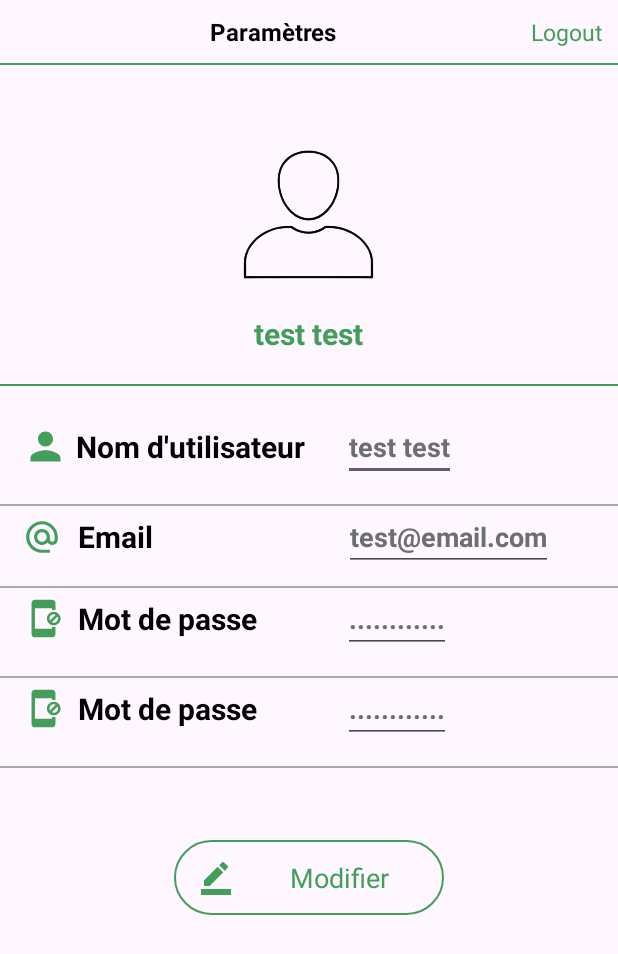
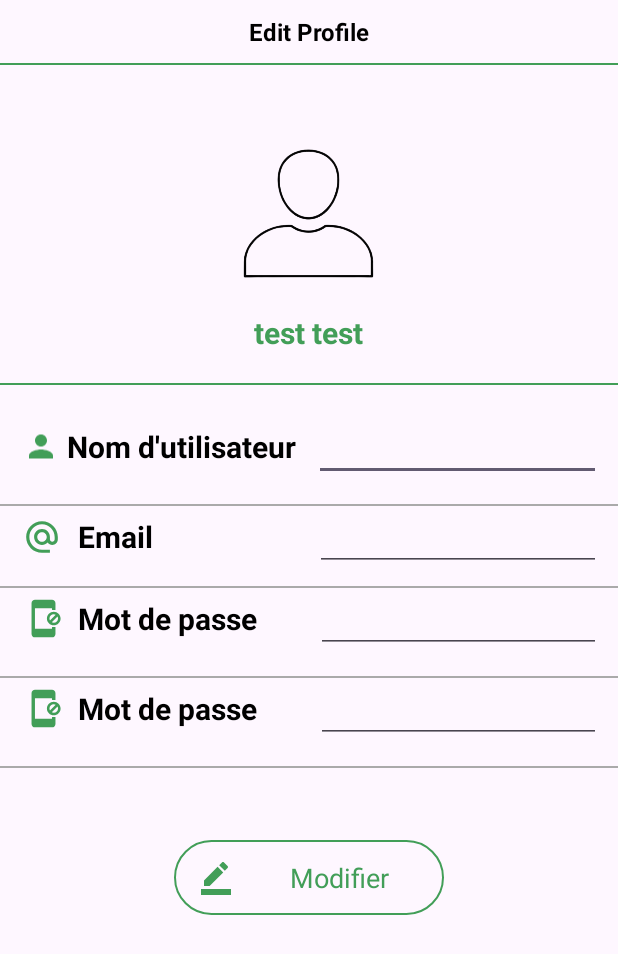
Before and after one commit to MehdiBelmahboubi/Recettes-Mobile, an Android app: the fragment EditProfilFragement shown on its own in the app's theme, on a phone screen of 412 x 824 dp. Shown: the top 954 px of the screen. Run offline under Robolectric (Android 15) with nearby library versions, the phone set to English and light mode, and no system bars.

Commit message:
Add User Recettes Interface

```diff
--- a/app/src/main/java/com/example/recettes_mobile/EditProfilFragement.java
+++ b/app/src/main/java/com/example/recettes_mobile/EditProfilFragement.java
@@ -1,18 +1,24 @@
 package com.example.recettes_mobile;
 
+import static com.example.recettes_mobile.MyDatabaseHelper.User_NAME;
+
+import android.database.Cursor;
 import android.os.Bundle;
 
+import androidx.annotation.NonNull;
+import androidx.annotation.Nullable;
 import androidx.fragment.app.Fragment;
 
 import android.view.LayoutInflater;
 import android.view.View;
 import android.view.ViewGroup;
+import android.widget.EditText;
+import android.widget.TextView;
 
 public class EditProfilFragement extends Fragment {
-    @Override
-    public void onCreate(Bundle savedInstanceState) {
-        super.onCreate(savedInstanceState);
-    }
+    TextView usernameText,modifierButton;
+    EditText usernameEditText,emailEditText,passwordEditText,repasswordEditText;
+    int connectedUserId = -1;
 
     @Override
     public View onCreateView(LayoutInflater inflater, ViewGroup container,
@@ -20,4 +26,49 @@ public class EditProfilFragement extends Fragment {
         // Inflate the layout for this fragment
         return inflater.inflate(R.layout.fragment_edit_profil_fragement, container, false);
     }
+
+    @Override
+    public void onViewCreated(@NonNull View view, @Nullable Bundle savedInstanceState) {
+        super.onViewCreated(view, savedInstanceState);
+
+        usernameText = view.findViewById(R.id.usernameText);
+        usernameEditText = view.findViewById(R.id.usernameEditText);
+        emailEditText = view.findViewById(R.id.emailEditText);
+        passwordEditText = view.findViewById(R.id.passwordEditText);
+        repasswordEditText = view.findViewById(R.id.repasswordEditText);
+        modifierButton = view.findViewById(R.id.modifierButton);
+
+
+        if (getArguments() != null) {
+            connectedUserId = getArguments().getInt("userId", -1);
+        }
+
+        if (connectedUserId > 0) {
+            setUserName(connectedUserId);
+        }
+
+        modifierButton.setOnClickListener(new View.OnClickListener() {
+            @Override
+            public void onClick(View v) {
+                MyDatabaseHelper myDB = new MyDatabaseHelper(v.getContext());
+                myDB.UpdateUser(connectedUserId,
+                        usernameEditText.getText().toString().trim(),
+                        emailEditText.getText().toString().trim(),
+                        passwordEditText.getText().toString().trim(),
+                        repasswordEditText.getText().toString().trim());
+                setUserName(connectedUserId);
+            }
+        });
+    }
+    private void setUserName(int id)
+    {
+        MyDatabaseHelper myDB1 = new MyDatabaseHelper(requireContext());
+        Cursor cursor = myDB1.getUserById(id);
+        int user_name = cursor.getColumnIndex(User_NAME);
+        if (cursor != null && cursor.moveToFirst() && user_name > 0) {
+            String name = cursor.getString(user_name);
+            usernameText.setText(name);
+            cursor.close();
+        }
+    }
 }
--- /dev/null
+++ b/app/src/main/res/drawable/baseline_add.xml
@@ -0,0 +1,5 @@
+<vector xmlns:android="http://schemas.android.com/apk/res/android" android:height="24dp" android:tint="#FFFFFF" android:viewportHeight="24" android:viewportWidth="24" android:width="24dp">
+
+    <path android:fillColor="@android:color/white" android:pathData="M19,13h-6v6h-2v-6H5v-2h6V5h2v6h6v2z"/>
+
+</vector>
--- a/app/src/main/res/layout/activity_main.xml
+++ b/app/src/main/res/layout/activity_main.xml
@@ -34,7 +34,6 @@
             app:labelVisibilityMode="labeled"
             android:background="@android:color/transparent"
             app:menu="@menu/bottom_nav_menu">
-
         </com.google.android.material.bottomnavigation.BottomNavigationView>
     </com.google.android.material.bottomappbar.BottomAppBar>
 </androidx.constraintlayout.widget.ConstraintLayout>
--- a/app/src/main/res/layout/fragment_edit_profil_fragement.xml
+++ b/app/src/main/res/layout/fragment_edit_profil_fragement.xml
@@ -16,62 +16,56 @@
             android:layout_weight="1"
             android:layout_width="0dp"
             android:layout_height="wrap_content"
-            android:text="Paramètres"
+            android:text="Edit Profile"
             android:textSize="16dp"
             android:textStyle="bold"
             android:gravity="center"
-            android:textColor="@color/black" />
-
-        <TextView
-            android:layout_width="wrap_content"
-            android:layout_height="wrap_content"
-            android:text="Logout"
-            android:textColor="#429E58"
-            android:layout_alignParentRight="true"
-            android:textStyle="normal"
-            android:textSize="15dp" />
+            android:textColor="@color/black"/>
 
     </LinearLayout>
 
     <View
+        android:id="@+id/view"
         android:layout_width="match_parent"
         android:layout_height="1dp"
+        android:layout_below="@id/liner_ll"
         android:background="#429E58"
-        android:layout_below="@id/liner_ll"
-        android:paddingRight="8dp"
-        android:paddingLeft="8dp"/>
+        android:paddingLeft="8dp"
+        android:paddingRight="8dp" />
 
     <LinearLayout
         android:layout_width="match_parent"
         android:layout_height="wrap_content"
+        android:layout_alignParentTop="true"
+        android:layout_marginTop="69dp"
         android:gravity="center"
         android:orientation="vertical"
-        android:paddingTop="15dp"
-        android:layout_marginTop="70dp">
+        android:paddingTop="15dp">
 
         <ImageView
             android:layout_width="115dp"
             android:layout_height="115dp"
-            android:src="@drawable/avatar"
-            android:layout_alignParentLeft="true"/>
+            android:layout_alignParentLeft="true"
+            android:src="@drawable/avatar" />
 
         <TextView
+            android:id="@+id/usernameText"
             android:layout_width="wrap_content"
             android:layout_height="wrap_content"
+            android:layout_marginTop="8dp"
             android:text="test test"
             android:textColor="#429E58"
-            android:layout_marginTop="8dp"
-            android:textStyle="bold"
-            android:textSize="20dp" />
+            android:textSize="20dp"
+            android:textStyle="bold" />
 
         <View
             android:layout_width="match_parent"
             android:layout_height="1.3dp"
-            android:background="#429E58"
             android:layout_below="@id/liner_ll"
             android:layout_marginTop="20dp"
-            android:paddingRight="8dp"
-            android:paddingLeft="8dp"/>
+            android:background="#429E58"
+            android:paddingLeft="8dp"
+            android:paddingRight="8dp" />
 
     </LinearLayout>
 
@@ -86,30 +80,29 @@
         android:gravity="center_vertical">
 
         <ImageView
-            android:layout_width="30dp"
+            android:layout_width="wrap_content"
             android:layout_height="30dp"
-            android:src="@drawable/ic_person"/>
+            android:src="@drawable/ic_person" />
 
         <TextView
             android:layout_width="wrap_content"
             android:layout_height="wrap_content"
+            android:layout_marginLeft="5dp"
             android:text="Nom d'utilisateur"
-            android:textStyle="bold"
             android:textColor="@color/black"
             android:textSize="20dp"
-            android:layout_marginLeft="5dp">
+            android:textStyle="bold">
 
         </TextView>
 
         <EditText
-            android:layout_width="wrap_content"
+            android:id="@+id/usernameEditText"
+            android:layout_width="205dp"
             android:layout_height="wrap_content"
-            android:text="test test"
-            android:textStyle="bold"
+            android:layout_marginLeft="12dp"
             android:textColor="#6C6F6D"
             android:textSize="18dp"
-            android:layout_marginLeft="25dp">
-
+            android:textStyle="bold">
         </EditText>
 
     </LinearLayout>
@@ -150,14 +143,13 @@
         </TextView>
 
         <EditText
-            android:layout_width="wrap_content"
+            android:id="@+id/emailEditText"
+            android:layout_width="199dp"
             android:layout_height="wrap_content"
-            android:text="test@email.com"
-            android:textStyle="bold"
+            android:layout_marginLeft="108dp"
             android:textColor="#6C6F6D"
             android:textSize="18dp"
-            android:layout_marginLeft="127dp">
-
+            android:textStyle="bold">
         </EditText>
 
     </LinearLayout>
@@ -198,14 +190,13 @@
         </TextView>
 
         <EditText
-            android:layout_width="wrap_content"
+            android:id="@+id/passwordEditText"
+            android:layout_width="197dp"
             android:layout_height="wrap_content"
-            android:text="............"
-            android:textStyle="bold"
+            android:layout_marginLeft="39dp"
             android:textColor="#6C6F6D"
             android:textSize="18dp"
-            android:layout_marginLeft="57dp">
-
+            android:textStyle="bold">
         </EditText>
 
 
@@ -247,16 +238,15 @@
 
     </TextView>
 
-    <EditText
-        android:layout_width="wrap_content"
-        android:layout_height="wrap_content"
-        android:text="............"
-        android:textStyle="bold"
-        android:textColor="#6C6F6D"
-        android:textSize="18dp"
-        android:layout_marginLeft="57dp">
-
-    </EditText>
+        <EditText
+            android:id="@+id/repasswordEditText"
+            android:layout_width="197dp"
+            android:layout_height="wrap_content"
+            android:layout_marginLeft="39dp"
+            android:textColor="#6C6F6D"
+            android:textSize="18dp"
+            android:textStyle="bold">
+        </EditText>
 
     </LinearLayout>
 
@@ -282,6 +272,7 @@
         android:orientation="vertical">
 
         <TextView
+            android:id="@+id/modifierButton"
             android:layout_width="180dp"
             android:layout_height="50dp"
             android:background="@drawable/bg_btn"
--- a/app/src/main/res/layout/list_random_recipe.xml
+++ b/app/src/main/res/layout/list_random_recipe.xml
@@ -6,6 +6,7 @@
     app:cardBackgroundColor="@color/white"
     android:id="@+id/random_list_container"
     app:cardElevation="8dp"
+    app:cardCornerRadius="15dp"
     android:layout_margin="8dp">
     <LinearLayout
         android:layout_width="match_parent"
```
Also changed, not shown: app/src/main/java/com/example/recettes_mobile/ConnectionFragment.java (+17 -4 lines), app/src/main/java/com/example/recettes_mobile/MainActivity.java (+19 -2 lines), app/src/main/java/com/example/recettes_mobile/MyDatabaseHelper.java (+150 -39 lines), app/src/main/java/com/example/recettes_mobile/ProfileFragment.java (+74 -1 lines), app/src/main/java/com/example/recettes_mobile/RecettesUserFragment.java (added, +21 -0 lines), app/src/main/java/com/example/recettes_mobile/Recettes_Add_User.java (added, +20 -0 lines), app/src/main/res/layout/fragment_profile.xml (+20 -67 lines), app/src/main/res/layout/fragment_recettes__add__user.xml (added, +14 -0 lines), app/src/main/res/layout/fragment_recettes_user.xml (added, +33 -0 lines), app/src/main/res/menu/bottom_nav_menu.xml (+4 -4 lines).
